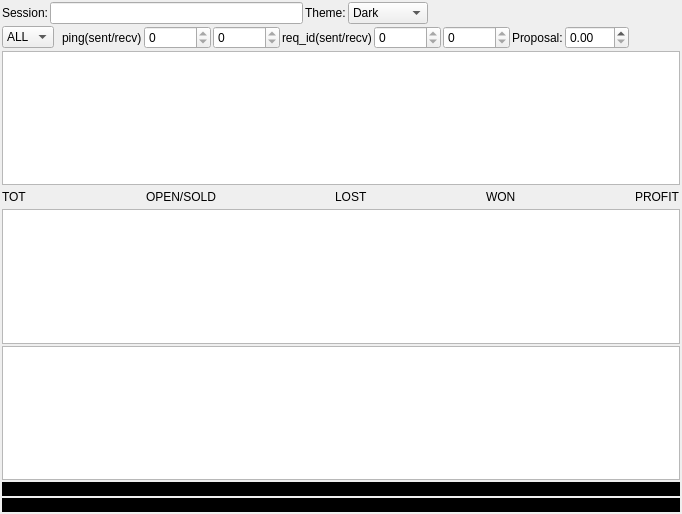
Above: ui/wdgcentral.ui from fabriziodesiati/BrokerTelegramBot before the change. Below: the same form after it.
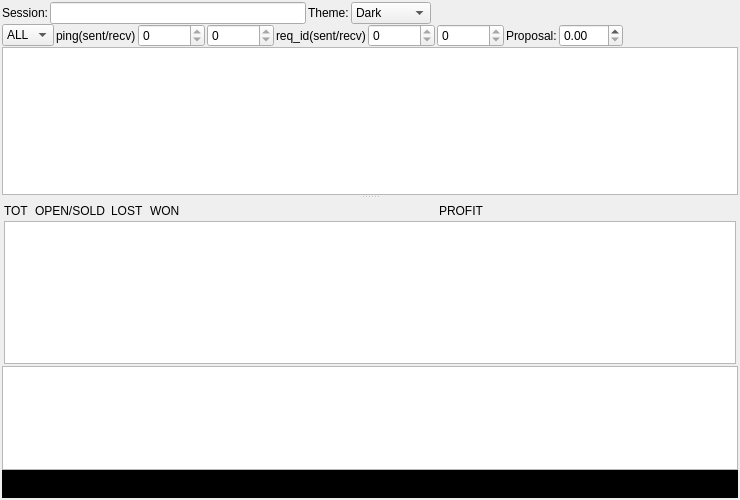
That is the form after the change. Icons and pictures are not drawn.

```diff
--- a/ui/wdgcentral.ui
+++ b/ui/wdgcentral.ui
@@ -6,8 +6,8 @@
    <rect>
     <x>0</x>
     <y>0</y>
-    <width>682</width>
-    <height>514</height>
+    <width>740</width>
+    <height>500</height>
    </rect>
   </property>
   <property name="sizePolicy">
@@ -19,7 +19,7 @@
   <property name="windowTitle">
    <string>Broker Telegram Bot (by FDS)</string>
   </property>
-  <layout class="QGridLayout" name="gridLayout">
+  <layout class="QGridLayout" name="gridLayout_2">
    <property name="leftMargin">
     <number>2</number>
    </property>
@@ -33,7 +33,7 @@
     <number>2</number>
    </property>
    <property name="spacing">
-    <number>2</number>
+    <number>0</number>
    </property>
    <item row="0" column="0">
     <layout class="QHBoxLayout" name="horizontalLayout_2">
@@ -93,6 +93,27 @@
        </item>
       </widget>
      </item>
+     <item>
+      <widget class="QPushButton" name="pbBalance">
+       <property name="text">
+        <string/>
+       </property>
+       <property name="icon">
+        <iconset resource="../BrokerTelegramBot.qrc">
+         <normaloff>:/icons/resources/empty.png</normaloff>:/icons/resources/empty.png</iconset>
+       </property>
+       <property name="flat">
+        <bool>true</bool>
+       </property>
+      </widget>
+     </item>
+     <item>
+      <widget class="QLabel" name="leCurrency">
+       <property name="text">
+        <string/>
+       </property>
+      </widget>
+     </item>
      <item>
       <spacer name="horizontalSpacer_2">
        <property name="orientation">
@@ -122,19 +143,6 @@
        </item>
       </widget>
      </item>
-     <item>
-      <spacer name="horizontalSpacer">
-       <property name="orientation">
-        <enum>Qt::Horizontal</enum>
-       </property>
-       <property name="sizeHint" stdset="0">
-        <size>
-         <width>40</width>
-         <height>20</height>
-        </size>
-       </property>
-      </spacer>
-     </item>
      <item>
       <widget class="QLabel" name="labelPingSentRecv">
        <property name="text">
@@ -204,33 +212,48 @@
       </widget>
      </item>
      <item>
-      <widget class="QPushButton" name="pbBalance">
-       <property name="text">
-        <string/>
+      <spacer name="horizontalSpacer">
+       <property name="orientation">
+        <enum>Qt::Horizontal</enum>
        </property>
-       <property name="icon">
-        <iconset resource="../BrokerTelegramBot.qrc">
-         <normaloff>:/icons/resources/empty.png</normaloff>:/icons/resources/empty.png</iconset>
+       <property name="sizeHint" stdset="0">
+        <size>
+         <width>40</width>
+         <height>20</height>
+        </size>
        </property>
-       <property name="flat">
-        <bool>true</bool>
-       </property>
-      </widget>
-     </item>
-     <item>
-      <widget class="QLabel" name="leCurrency">
-       <property name="text">
-        <string/>
-       </property>
-      </widget>
+      </spacer>
      </item>
     </layout>
    </item>
    <item row="2" column="0">
+    <widget class="QSplitter" name="splitter">
+     <property name="orientation">
+      <enum>Qt::Vertical</enum>
+     </property>
     <widget class="QTableView" name="tbHistory"/>
-   </item>
-   <item row="3" column="0">
+     <widget class="QWidget" name="">
+      <layout class="QGridLayout" name="gridLayout">
+       <property name="leftMargin">
+        <number>2</number>
+       </property>
+       <property name="topMargin">
+        <number>2</number>
+       </property>
+       <property name="rightMargin">
+        <number>2</number>
+       </property>
+       <property name="bottomMargin">
+        <number>2</number>
+       </property>
+       <property name="spacing">
+        <number>0</number>
+       </property>
+       <item row="0" column="0">
     <layout class="QHBoxLayout" name="horizontalLayout_3">
+         <property name="spacing">
+          <number>6</number>
+         </property>
      <item>
       <widget class="QLabel" name="leProposalsTotal">
        <property name="text">
@@ -238,19 +261,6 @@
        </property>
       </widget>
      </item>
-     <item>
-      <spacer name="horizontalSpacer_4">
-       <property name="orientation">
-        <enum>Qt::Horizontal</enum>
-       </property>
-       <property name="sizeHint" stdset="0">
-        <size>
-         <width>40</width>
-         <height>20</height>
-        </size>
-       </property>
-      </spacer>
-     </item>
      <item>
       <widget class="QLabel" name="leProposalsOpenSold">
        <property name="text">
@@ -258,19 +268,6 @@
        </property>
       </widget>
      </item>
-     <item>
-      <spacer name="horizontalSpacer_5">
-       <property name="orientation">
-        <enum>Qt::Horizontal</enum>
-       </property>
-       <property name="sizeHint" stdset="0">
-        <size>
-         <width>40</width>
-         <height>20</height>
-        </size>
-       </property>
-      </spacer>
-     </item>
      <item>
       <widget class="QLabel" name="leProposalsLost">
        <property name="text">
@@ -278,19 +275,6 @@
        </property>
       </widget>
      </item>
-     <item>
-      <spacer name="horizontalSpacer_6">
-       <property name="orientation">
-        <enum>Qt::Horizontal</enum>
-       </property>
-       <property name="sizeHint" stdset="0">
-        <size>
-         <width>40</width>
-         <height>20</height>
-        </size>
-       </property>
-      </spacer>
-     </item>
      <item>
       <widget class="QLabel" name="leProposalsWon">
        <property name="text">
@@ -318,15 +302,32 @@
        </property>
       </widget>
      </item>
-    </layout>
-   </item>
-   <item row="4" column="0">
+         <item>
+          <spacer name="horizontalSpacer_4">
+           <property name="orientation">
+            <enum>Qt::Horizontal</enum>
+           </property>
+           <property name="sizeHint" stdset="0">
+            <size>
+             <width>40</width>
+             <height>20</height>
+            </size>
+           </property>
+          </spacer>
+         </item>
+        </layout>
+       </item>
+       <item row="1" column="0">
     <widget class="QTableView" name="tbProposals"/>
    </item>
-   <item row="5" column="0">
+      </layout>
+     </widget>
+    </widget>
+   </item>
+   <item row="3" column="0">
     <widget class="QTextEdit" name="textDetails"/>
    </item>
-   <item row="6" column="0">
+   <item row="4" column="0">
     <widget class="QLabel" name="lblInfo">
      <property name="sizePolicy">
       <sizepolicy hsizetype="Expanding" vsizetype="Preferred">
@@ -345,7 +346,7 @@
      </property>
     </widget>
    </item>
-   <item row="7" column="0">
+   <item row="5" column="0">
     <widget class="QLabel" name="lblError">
      <property name="sizePolicy">
       <sizepolicy hsizetype="Expanding" vsizetype="Preferred">
```
Lines whose indentation alone changed are shown as unchanged.
